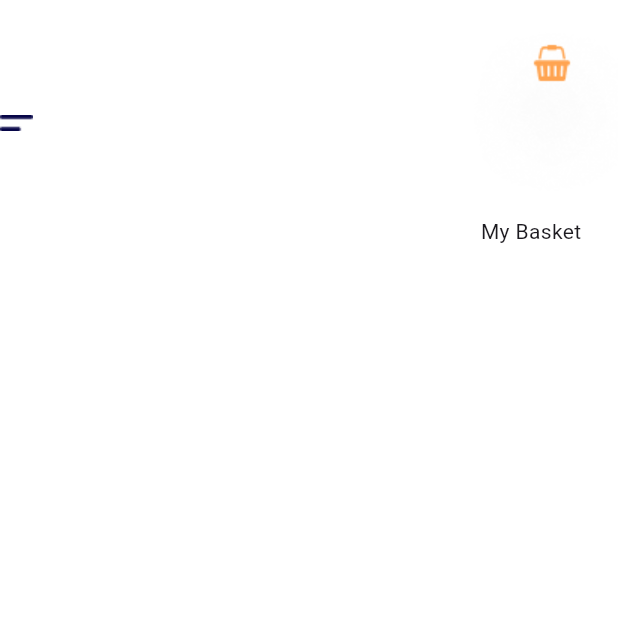
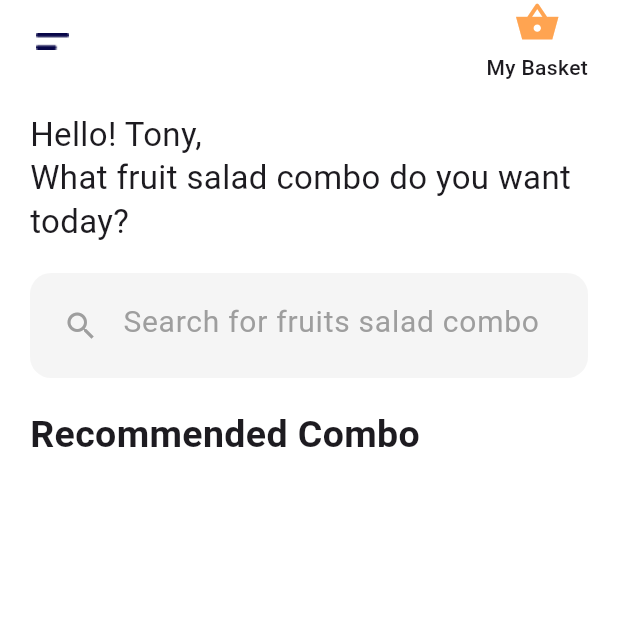
Before and after one commit to iamfarazbaloch/ecom_app, a Flutter app: the screen it shows after launch, after a tap on "Let's Continue", after a tap on "Start Ordering", on a phone screen of 412 x 824 dp, the top half of it. Run offline on Flutter 3.47's test engine with Material 3 defaults, Android fonts, the phone set to English and light mode, and no system bars; our stand-ins replace gap, google_fonts; Roboto replaces fonts that are missing (Gafata).

Commit message:
home page search and other functionnality

```diff
--- a/lib/pages/authentication_page.dart
+++ b/lib/pages/authentication_page.dart
@@ -10,12 +10,13 @@ import '../constant/images.dart';
 class AuthenticationPage extends StatelessWidget {
   AuthenticationPage({super.key});
   final controller = TextEditingController();
+
   @override
   Widget build(BuildContext context) {
     final size = MediaQuery.of(context).size;
     return Scaffold(
-      body: SingleChildScrollView(
-        child: SizedBox(
+      body: SafeArea(
+        child: SingleChildScrollView(
           child: Column(
             crossAxisAlignment: CrossAxisAlignment.start,
             children: [
@@ -28,8 +29,7 @@ class AuthenticationPage extends StatelessWidget {
                   child: Image.asset(getStarted1Image),
                 ),
               ),
-              Expanded(
-                child: Padding(
+              Padding(
                 padding: const EdgeInsets.symmetric(
                   horizontal: 20.0,
                   vertical: 20.0,
@@ -46,22 +46,22 @@ class AuthenticationPage extends StatelessWidget {
                         letterSpacing: 1,
                       ),
                     ),
-
-                      Spacer(),
-                      MySearchField(controller: TextEditingController()),
-                      Gap(20),
+                    const Gap(40),
+                    MySearchField(controller: controller, text: 'Tony'),
+                    const Gap(20),
                     MyButton(
                       text: "Start Ordering",
                       onTap: () {
                         Navigator.pushReplacement(
                           context,
-                            MaterialPageRoute(builder: (context) => HomePage()),
+                          MaterialPageRoute(
+                            builder: (context) => const HomePage(),
+                          ),
                         );
                       },
                     ),
-                      Gap(20),
+                    const Gap(20),
                   ],
-                  ),
                 ),
               ),
             ],
--- a/lib/pages/get_started_page.dart
+++ b/lib/pages/get_started_page.dart
@@ -12,8 +12,10 @@ class GetStartedPage extends StatelessWidget {
   @override
   Widget build(BuildContext context) {
     final size = MediaQuery.of(context).size;
+
     return Scaffold(
-      body: Column(
+      body: SafeArea(
+        child: Column(
           crossAxisAlignment: CrossAxisAlignment.start,
           children: [
             Container(
@@ -43,7 +45,7 @@ class GetStartedPage extends StatelessWidget {
                         letterSpacing: 1,
                       ),
                     ),
-                  Gap(10),
+                    const Gap(10),
                     Text(
                       'We deliver the best and freshest fruit salad\nin town. Order for a combo today!!!',
                       style: TextStyle(
@@ -53,7 +55,7 @@ class GetStartedPage extends StatelessWidget {
                         letterSpacing: 1.5,
                       ),
                     ),
-                  Spacer(),
+                    const Spacer(),
                     MyButton(
                       text: "Let's Continue",
                       onTap: () {
@@ -65,13 +67,14 @@ class GetStartedPage extends StatelessWidget {
                         );
                       },
                     ),
-                  Gap(20),
+                    const Gap(20),
                   ],
                 ),
               ),
             ),
           ],
         ),
+      ),
     );
   }
 }
--- a/lib/pages/home_page.dart
+++ b/lib/pages/home_page.dart
@@ -1,5 +1,8 @@
+import 'package:ecom_app/constant/colors.dart';
 import 'package:ecom_app/constant/images.dart';
+import 'package:ecom_app/widgets/my_search_field.dart';
 import 'package:flutter/material.dart';
+import 'package:gap/gap.dart';
 
 class HomePage extends StatefulWidget {
   const HomePage({super.key});
@@ -9,20 +12,62 @@ class HomePage extends StatefulWidget {
 }
 
 class _HomePageState extends State<HomePage> {
+  final controller = TextEditingController();
+
   @override
   Widget build(BuildContext context) {
     return Scaffold(
       body: SafeArea(
+        child: Padding(
+          padding: const EdgeInsets.symmetric(horizontal: 20),
           child: Column(
+            crossAxisAlignment: CrossAxisAlignment.start,
             children: [
               Row(
                 mainAxisAlignment: MainAxisAlignment.spaceBetween,
                 children: [
-                Image.asset(menuImage),
-                Column(children: [Image.asset(basketImage), Text('My Basket')]),
+                  Image.asset(menuImage, height: 30, width: 30),
+                  Column(
+                    children: [
+                      Icon(
+                        Icons.shopping_basket_sharp,
+                        color: orangeColor,
+                        size: 30,
+                      ),
+                      const Gap(5),
+                      const Text(
+                        'My Basket',
+                        style: TextStyle(
+                          fontSize: 14,
+                          fontWeight: FontWeight.w500,
+                        ),
+                      ),
                     ],
                   ),
                 ],
+              ),
+              const Gap(20),
+              const Text(
+                'Hello! Tony,\nWhat fruit salad combo do you want today?',
+                style: TextStyle(
+                  fontSize: 22,
+                  fontWeight: FontWeight.w400,
+                  height: 1.3,
+                ),
+              ),
+              const Gap(20),
+              MySearchField(
+                controller: controller,
+                icon: Icons.search,
+                text: 'Search for fruits salad combo',
+              ),
+              const Gap(20),
+              const Text(
+                'Recommended Combo',
+                style: TextStyle(fontSize: 25, fontWeight: FontWeight.bold),
+              ),
+            ],
+          ),
         ),
       ),
     );
--- a/lib/widgets/my_search_field.dart
+++ b/lib/widgets/my_search_field.dart
@@ -2,7 +2,14 @@ import 'package:flutter/material.dart';
 
 class MySearchField extends StatelessWidget {
   final TextEditingController controller;
-  const MySearchField({super.key, required this.controller});
+  final IconData? icon;
+  final String? text;
+  const MySearchField({
+    super.key,
+    required this.controller,
+    this.icon,
+    this.text,
+  });
 
   @override
   Widget build(BuildContext context) {
@@ -10,15 +17,16 @@ class MySearchField extends StatelessWidget {
       height: 70,
       padding: const EdgeInsets.all(10),
       decoration: BoxDecoration(
-        color: Colors.grey.shade200,
+        color: Colors.grey.shade100,
         borderRadius: BorderRadius.circular(14),
       ),
       child: TextField(
         controller: controller,
         decoration: InputDecoration(
           border: OutlineInputBorder(borderSide: BorderSide.none),
-          hintText: 'Tony',
+          hintText: text,
           hintStyle: const TextStyle(color: Colors.grey, fontSize: 20),
+          prefixIcon: Icon(icon, color: Colors.grey),
         ),
       ),
     );
```
Also changed, not shown: assets/images/berry.png (added), assets/images/breakfast.png (added), assets/images/honey.png (added), assets/images/kiwi.png (added), assets/images/tropical.png (added). Lines whose indentation alone changed are shown as unchanged.
